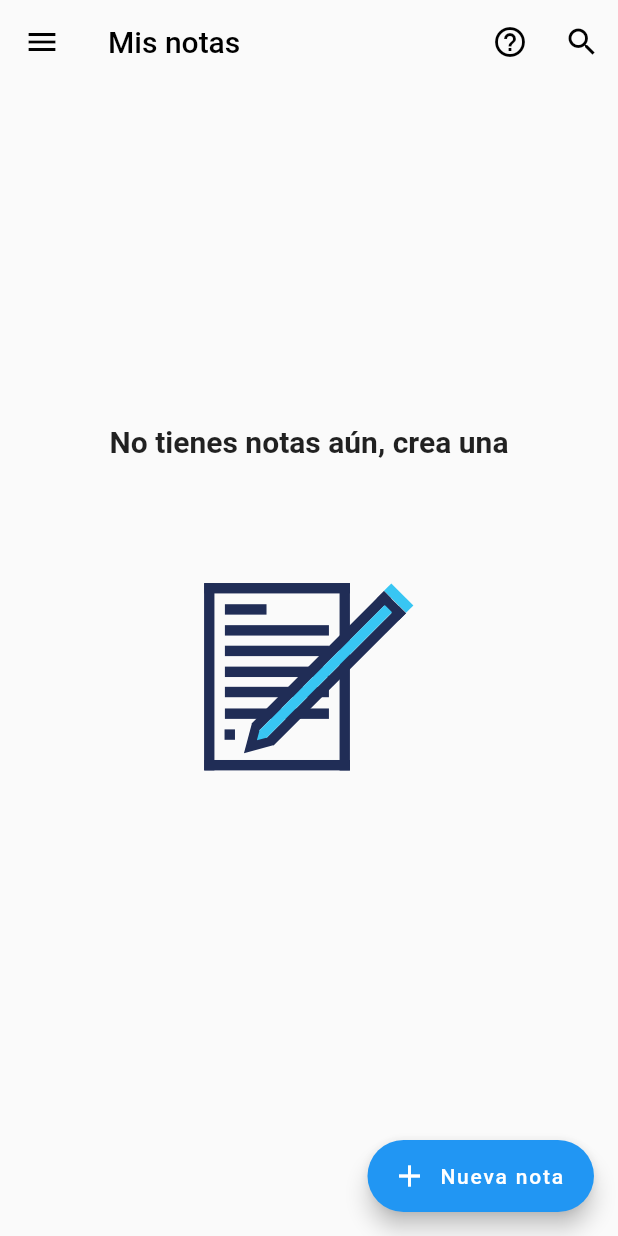
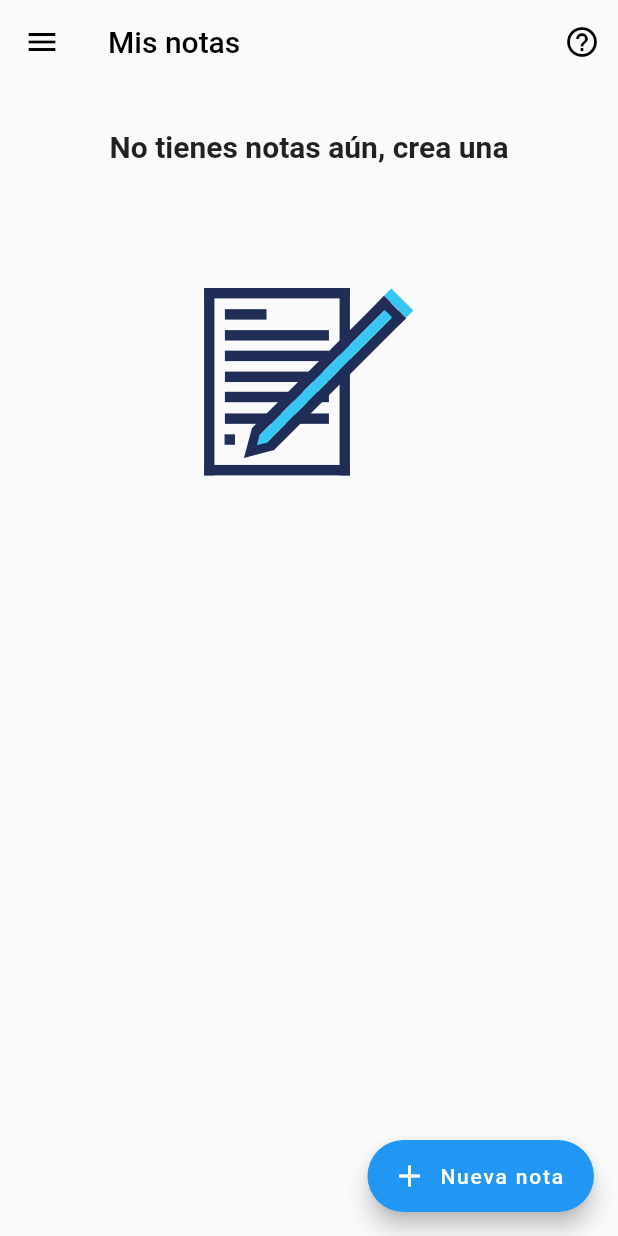
Before and after one commit to george2108/flutter-lubby, a Flutter app: the NotesPage screen opened directly, on a phone screen of 412 x 824 dp. Run offline on Flutter 3.47's test engine with Material 2 defaults, Android fonts, the phone set to English and light mode, and no system bars; our stand-ins replace bloc, equatable, flutter_bloc, flutter_colorpicker, local_auth, lottie and 2 more; missing offline and left inert: encrypt, flutter_quill; accounts and stored records are empty.

Commit message:
nueva pantalla para notas

```diff
--- a/lib/pages/notes/notes/bloc/notes_bloc.dart
+++ b/lib/pages/notes/notes/bloc/notes_bloc.dart
@@ -16,6 +16,7 @@ class NotesBloc extends Bloc<NotesEvent, NotesState> {
     NotesGetEvent event,
     Emitter<NotesState> emit,
   ) async {
+    await Future.delayed(const Duration(milliseconds: 500));
     emit(NotesLoadingState(true));
     final List<NoteModel> notes = await DatabaseProvider.db.getAllNotes();
     emit(NotesLoadingState(false));
--- a/lib/pages/notes/notes/notes_page.dart
+++ b/lib/pages/notes/notes/notes_page.dart
@@ -5,12 +5,12 @@ import 'package:flutter_bloc/flutter_bloc.dart';
 import 'package:lubby_app/models/note_model.dart';
 import 'package:lubby_app/pages/notes/note/note_page.dart';
 import 'package:lubby_app/pages/notes/notes/bloc/notes_bloc.dart';
-import 'package:lubby_app/pages/notes/notes/notes_help_page.dart';
-import 'package:lubby_app/pages/notes/search_note_delegate.dart';
 import 'package:lubby_app/widgets/menu_drawer.dart';
 import 'package:lubby_app/widgets/no_data_widget.dart';
 
 part 'widgets/notes_card_widget.dart';
+part 'widgets/notes_no_data_screen_widget.dart';
+part 'widgets/notes_data_screen_widget.dart';
 
 class NotesPage extends StatelessWidget {
   @override
@@ -18,27 +18,6 @@ class NotesPage extends StatelessWidget {
     return BlocProvider(
       create: (context) => NotesBloc()..add(NotesGetEvent()),
       child: Scaffold(
-        appBar: AppBar(
-          title: const Text('Mis notas'),
-          actions: [
-            IconButton(
-              onPressed: () {
-                Navigator.of(context).push(
-                  CupertinoPageRoute(
-                    builder: (_) => NotesHelpPage(),
-                  ),
-                );
-              },
-              icon: const Icon(Icons.help_outline),
-            ),
-            IconButton(
-              onPressed: () {
-                showSearch(context: context, delegate: SearchNoteDelegate());
-              },
-              icon: const Icon(Icons.search),
-            )
-          ],
-        ),
         drawer: Menu(),
         body: BlocBuilder<NotesBloc, NotesState>(
           builder: (context, state) {
@@ -46,31 +25,21 @@ class NotesPage extends StatelessWidget {
               final notes = state.notes;
 
               if (notes.length == 0) {
-                return const NoDataWidget(
-                  text: 'No tienes notas aún, crea una',
-                  lottie: 'assets/notes.json',
+                return const NotesNoDataScreenWidget(
+                  child: NoDataWidget(
+                    text: 'No tienes notas aún, crea una',
+                    lottie: 'assets/notes.json',
+                  ),
                 );
               }
 
-              return ListView.builder(
-                physics: const BouncingScrollPhysics(),
-                itemCount: notes.length,
-                padding: const EdgeInsets.only(
-                  bottom: 100,
-                  left: 10,
-                  right: 10,
-                  top: 10,
-                ),
-                itemBuilder: (context, index) {
-                  return NoteCardWidget(
-                    note: notes[index],
-                  );
-                },
-              );
+              return NotesDataScreenWidget(notes: notes);
             }
 
-            return const Center(
-              child: CircularProgressIndicator(),
+            return const NotesNoDataScreenWidget(
+              child: Center(
+                child: CircularProgressIndicator(),
+              ),
             );
           },
         ),
--- /dev/null
+++ b/lib/pages/notes/notes/widgets/notes_no_data_screen_widget.dart
@@ -0,0 +1,33 @@
+part of '../notes_page.dart';
+
+class NotesNoDataScreenWidget extends StatelessWidget {
+  final Widget child;
+
+  const NotesNoDataScreenWidget({
+    required this.child,
+    Key? key,
+  }) : super(key: key);
+
+  @override
+  Widget build(BuildContext context) {
+    return CustomScrollView(
+      slivers: [
+        SliverAppBar(
+          title: const Text('Mis notas'),
+          actions: [
+            IconButton(
+              icon: const Icon(Icons.help_outline),
+              onPressed: () {},
+            ),
+          ],
+        ),
+        SliverToBoxAdapter(
+          child: Padding(
+            padding: const EdgeInsets.only(top: 30),
+            child: child,
+          ),
+        ),
+      ],
+    );
+  }
+}
--- a/lib/pages/passwords/passwords/bloc/passwords_bloc.dart
+++ b/lib/pages/passwords/passwords/bloc/passwords_bloc.dart
@@ -29,6 +29,7 @@ class PasswordsBloc extends Bloc<PasswordsEvent, PasswordsState> {
     GetPasswordsEvent event,
     Emitter<PasswordsState> emit,
   ) async {
+    await Future.delayed(const Duration(seconds: 1));
     emit(PasswordsLoadingState(true));
     final List<PasswordModel> passwordsData =
         await DatabaseProvider.db.getAllPasswords();
--- a/lib/pages/passwords/passwords/passwords_page.dart
+++ b/lib/pages/passwords/passwords/passwords_page.dart
@@ -43,6 +43,7 @@ class PasswordsPage extends StatelessWidget {
           builder: (context, state) {
             if (state is PasswordsLoadedPasswordsState) {
               final passwords = state.passwords;
+
               if (passwords.length == 0) {
                 return const PasswordsNoDataScreenWidget();
               }
@@ -62,7 +63,7 @@ class PasswordsPage extends StatelessWidget {
                   return true;
                 }),
                 child: PasswordsDataScreenWidget(
-                  passwords: state.passwords,
+                  passwords: passwords,
                 ),
               );
             }
```
Also changed, not shown: lib/pages/notes/notes/widgets/notes_data_screen_widget.dart (added, +82 -0 lines), lib/pages/notes/search_note_delegate.dart (deleted, +0 -52 lines).
